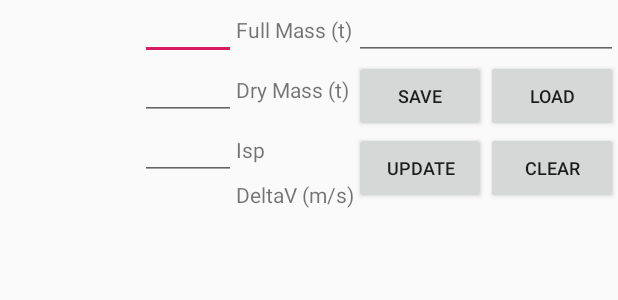
After one commit to evandisoft/MultistageDeltavCalculator, an Android app: the layout rocket_stage_view.xml on its own in the app's theme, with its tools: preview values and no code run, on a phone screen of 412 x 824 dp. The commit adds this screen. Shown: the top 300 px of the screen. Run offline under Robolectric (Android 15) with nearby library versions, the phone set to English and light mode, and no system bars.

Commit message:
added all views

```diff
--- /dev/null
+++ b/app/src/main/res/layout/rocket_stage_view.xml
@@ -0,0 +1,190 @@
+<?xml version="1.0" encoding="utf-8"?>
+<LinearLayout xmlns:android="http://schemas.android.com/apk/res/android"
+    android:layout_width="match_parent"
+    android:layout_height="match_parent"
+    android:id="@+id/linearLayout"
+    android:orientation="horizontal">
+
+    <LinearLayout
+        android:id="@+id/linearLayout2"
+        android:layout_width="match_parent"
+        android:layout_height="wrap_content"
+        android:orientation="vertical">
+
+        <LinearLayout
+            android:layout_width="match_parent"
+            android:layout_height="match_parent"
+            android:gravity="right"
+            android:orientation="horizontal">
+
+            <TableLayout
+                android:layout_width="wrap_content"
+                android:layout_height="wrap_content"
+                android:shrinkColumns="2">
+
+                <TableRow
+                    android:id="@+id/tr1"
+                    android:layout_width="match_parent"
+                    android:layout_height="match_parent">
+
+                    <EditText
+                        android:id="@+id/fullMassTextField"
+                        android:layout_width="wrap_content"
+                        android:layout_height="wrap_content"
+                        android:ems="4"
+                        android:gravity="right"
+                        android:inputType="numberDecimal"
+                        android:selectAllOnFocus="true"
+                        android:textAppearance="?android:attr/textAppearanceSmall" />
+
+                    <TextView
+                        android:id="@+id/textView2"
+                        android:layout_width="wrap_content"
+                        android:layout_height="wrap_content"
+                        android:text="Full Mass (t)"
+                        android:textAppearance="?android:attr/textAppearanceSmall" />
+                </TableRow>
+
+                <TableRow
+                    android:id="@+id/tr2"
+                    android:layout_width="match_parent"
+                    android:layout_height="match_parent">
+
+                    <EditText
+                        android:id="@+id/dryMassTextField"
+                        android:layout_width="wrap_content"
+                        android:layout_height="wrap_content"
+                        android:editable="true"
+                        android:ems="4"
+                        android:gravity="right"
+                        android:inputType="numberDecimal"
+                        android:selectAllOnFocus="true"
+                        android:textAppearance="?android:attr/textAppearanceSmall" />
+
+                    <TextView
+                        android:id="@+id/textView3"
+                        android:layout_width="wrap_content"
+                        android:layout_height="wrap_content"
+                        android:text="Dry Mass (t)"
+                        android:textAppearance="?android:attr/textAppearanceSmall" />
+                </TableRow>
+
+                <TableRow
+                    android:id="@+id/tr3"
+                    android:layout_width="match_parent"
+                    android:layout_height="match_parent">
+
+                    <EditText
+                        android:id="@+id/ispTextField"
+                        android:layout_width="wrap_content"
+                        android:layout_height="wrap_content"
+                        android:ems="4"
+                        android:gravity="right"
+                        android:inputType="numberDecimal"
+                        android:nextFocusLeft="@+id/stageNameTextField"
+                        android:nextFocusRight="@+id/stageNameTextField"
+                        android:nextFocusUp="@+id/stageNameTextField"
+                        android:nextFocusDown="@+id/stageNameTextField"
+                        android:nextFocusForward="@+id/stageNameTextField"
+                        android:selectAllOnFocus="true"
+                        android:textAppearance="?android:attr/textAppearanceSmall" />
+
+                    <TextView
+                        android:id="@+id/textView4"
+                        android:layout_width="wrap_content"
+                        android:layout_height="wrap_content"
+                        android:text="Isp"
+                        android:textAppearance="?android:attr/textAppearanceSmall" />
+                </TableRow>
+
+                <TableRow
+                    android:id="@+id/tr4"
+                    android:layout_width="match_parent"
+                    android:layout_height="match_parent">
+
+                    <TextView
+                        android:id="@+id/deltaVTextView"
+                        android:layout_width="wrap_content"
+                        android:layout_height="wrap_content"
+                        android:layout_marginRight="5dp"
+                        android:gravity="right"
+                        android:numeric="decimal"
+                        android:textAppearance="?android:attr/textAppearanceSmall" />
+
+                    <TextView
+                        android:id="@+id/textView54"
+                        android:layout_width="wrap_content"
+                        android:layout_height="wrap_content"
+                        android:text="DeltaV (m/s)"
+                        android:textAppearance="?android:attr/textAppearanceSmall" />
+                </TableRow>
+            </TableLayout>
+
+            <LinearLayout
+                android:layout_width="wrap_content"
+                android:layout_height="match_parent"
+                android:orientation="vertical">
+
+                <AutoCompleteTextView
+                    android:id="@+id/stageNameTextField"
+                    android:layout_width="match_parent"
+                    android:layout_height="wrap_content"
+                    android:inputType="textNoSuggestions"
+                    android:selectAllOnFocus="true"
+                    android:textAppearance="?android:attr/textAppearanceSmall" />
+
+                <LinearLayout
+                    android:layout_width="match_parent"
+                    android:layout_height="match_parent"
+                    android:orientation="horizontal">
+
+                    <LinearLayout
+                        android:layout_width="0dp"
+                        android:layout_height="wrap_content"
+                        android:layout_weight="1"
+                        android:orientation="vertical">
+
+                        <Button
+                            android:id="@+id/stageSaveButton"
+                            android:layout_width="match_parent"
+                            android:layout_height="wrap_content"
+                            android:text="Save"
+                            android:textSize="12dp" />
+
+                        <Button
+                            android:id="@+id/updateButton"
+                            android:layout_width="match_parent"
+                            android:layout_height="wrap_content"
+                            android:onClick="onUpdateButtonClicked"
+                            android:text="Update"
+                            android:textSize="12dp" />
+                    </LinearLayout>
+
+                    <LinearLayout
+                        android:layout_width="0dp"
+                        android:layout_height="wrap_content"
+                        android:layout_weight="1"
+                        android:orientation="vertical"
+                        android:weightSum="1">
+
+                        <Button
+                            android:id="@+id/stageLoadButton"
+                            android:layout_width="match_parent"
+                            android:layout_height="wrap_content"
+                            android:text="Load"
+                            android:textSize="12dp" />
+
+                        <Button
+                            android:id="@+id/stageClearButton"
+                            style="?android:attr/buttonStyleSmall"
+                            android:layout_width="match_parent"
+                            android:layout_height="wrap_content"
+                            android:text="Clear"
+                            android:textSize="12dp" />
+                    </LinearLayout>
+                </LinearLayout>
+            </LinearLayout>
+        </LinearLayout>
+    </LinearLayout>
+
+</LinearLayout>
```
Also changed, not shown: app/src/main/res/layout/activity_main.xml (+70 -49 lines), app/src/main/res/layout/rocket_stage_group_view.xml (+56 -41 lines).
